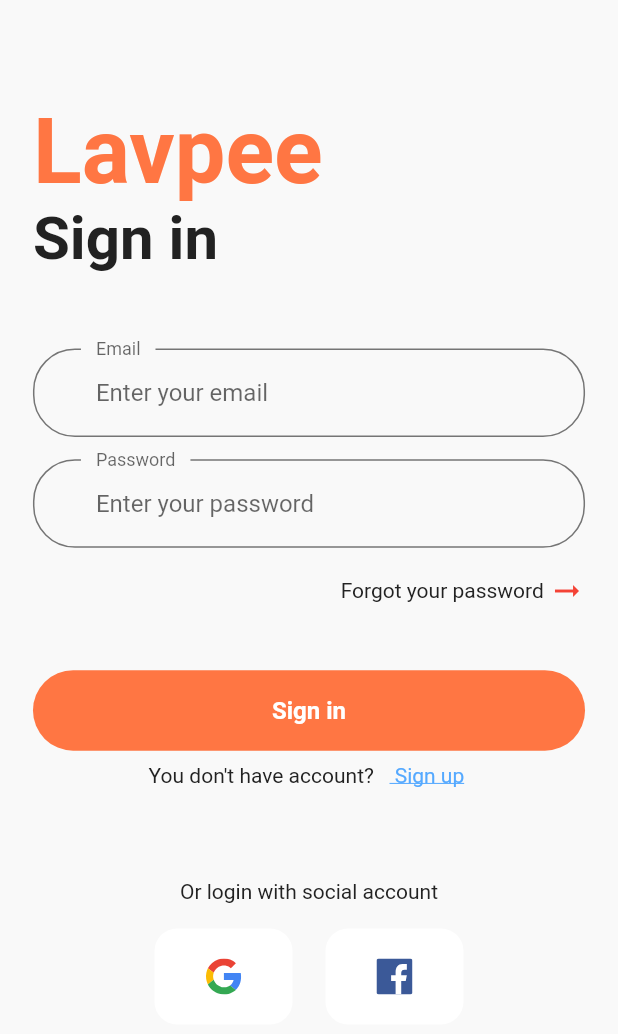
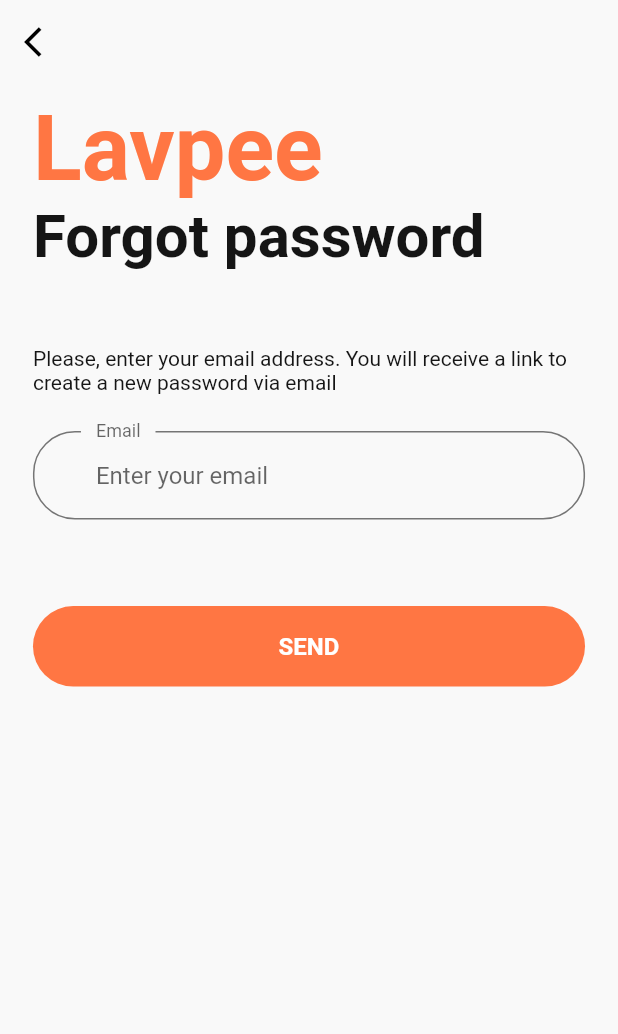
Before and after one commit to troqphuc147/e_commerce_ui, a Flutter app: the screen it shows after launch, after a tap on "Forgot your password", on a phone screen of 412 x 824 dp. Shown: the top 1034 px of the screen. Run offline on Flutter 3.47's test engine with Material 2 defaults, Android fonts, the phone set to English and light mode, and no system bars; our stand-ins replace flutter_svg; Roboto replaces fonts that are missing (Metropolis).

Commit message:
create forgot screen

```diff
--- /dev/null
+++ b/lib/screens/forgot_password/components/body.dart
@@ -0,0 +1,68 @@
+import 'package:e_commerce_ui/components/default_button.dart';
+import 'package:e_commerce_ui/screens/forgot_password/components/forgot_password_form.dart';
+import 'package:e_commerce_ui/size_config.dart';
+import 'package:flutter/cupertino.dart';
+import 'package:flutter/material.dart';
+
+import '../../../constants.dart';
+
+class Body extends StatefulWidget {
+  const Body({Key? key}) : super(key: key);
+
+  @override
+  _BodyState createState() => _BodyState();
+}
+
+class _BodyState extends State<Body> {
+  @override
+  Widget build(BuildContext context) {
+    return SafeArea(
+        child: SizedBox(
+      width: double.infinity,
+      child: Padding(
+        padding:
+            EdgeInsets.symmetric(horizontal: getProportionateScreenWidth(20)),
+        child: SingleChildScrollView(
+          physics: const NeverScrollableScrollPhysics(),
+          child: Column(
+            mainAxisAlignment: MainAxisAlignment.start,
+            crossAxisAlignment: CrossAxisAlignment.start,
+            children: [
+              SizedBox(
+                height: SizeConfig.screenHeight * 0.01,
+              ),
+              const Text(
+                "Lavpee",
+                style: TextStyle(
+                    fontSize: 60,
+                    fontWeight: FontWeight.bold,
+                    color: kPrimaryColor),
+                textAlign: TextAlign.left,
+              ),
+              const Text(
+                "Forgot password",
+                style: TextStyle(
+                  fontSize: 40,
+                  fontWeight: FontWeight.bold,
+                ),
+                textAlign: TextAlign.left,
+              ),
+              SizedBox(height: SizeConfig.screenHeight * 0.06),
+              Row(
+                children: const [
+                  Flexible(
+                      child: Text(
+                          'Please, enter your email address. You will receive a link to create a new password via email')),
+                ],
+              ),
+              SizedBox(height: SizeConfig.screenHeight*0.03,),
+              const ForgotPasswordForm(),
+              SizedBox(height: SizeConfig.screenHeight*0.07,),
+              DefautlButton(text: "SEND"),
+            ],
+          ),
+        ),
+      ),
+    ));
+  }
+}
--- /dev/null
+++ b/lib/screens/forgot_password/components/forgot_password_form.dart
@@ -0,0 +1,32 @@
+import 'package:flutter/material.dart';
+class ForgotPasswordForm extends StatefulWidget {
+  const ForgotPasswordForm({Key? key}) : super(key: key);
+
+  @override
+  _ForgotPasswordFormState createState() => _ForgotPasswordFormState();
+}
+
+class _ForgotPasswordFormState extends State<ForgotPasswordForm> {
+  final key = GlobalKey<FormState>();
+  String email = "";
+  @override
+  Widget build(BuildContext context) {
+    return emailFormField();
+  }
+  TextFormField emailFormField(){
+    return TextFormField(
+      initialValue: email,
+      obscureText: false,
+      onChanged: (value) {
+        setState(() {
+          email = value;
+        });
+      },
+      decoration: const InputDecoration(
+        label: Text("Email"),
+        hintText: "Enter your email",
+        floatingLabelBehavior: FloatingLabelBehavior.always,
+      ),
+    );
+  }
+}
--- /dev/null
+++ b/lib/screens/forgot_password/forgot_password_screen.dart
@@ -0,0 +1,29 @@
+import 'package:e_commerce_ui/screens/forgot_password/components/body.dart';
+import 'package:flutter/material.dart';
+
+class ForgotPasswordScreen extends StatefulWidget {
+  const ForgotPasswordScreen({Key? key}) : super(key: key);
+
+  @override
+  _ForgotPasswordScreenState createState() => _ForgotPasswordScreenState();
+}
+
+class _ForgotPasswordScreenState extends State<ForgotPasswordScreen> {
+  @override
+  Widget build(BuildContext context) {
+    return Scaffold(
+      appBar: AppBar(
+        leading: IconButton(
+          onPressed: () {
+            Navigator.pop(context);
+          },
+          icon: const Icon(
+            Icons.arrow_back_ios,
+            color: Colors.black,
+          ),
+        ),
+      ),
+      body: Body(),
+    );
+  }
+}
--- a/lib/screens/signin/components/body.dart
+++ b/lib/screens/signin/components/body.dart
@@ -1,5 +1,6 @@
 import 'package:e_commerce_ui/components/list_social_button.dart';
 import 'package:e_commerce_ui/constants.dart';
+import 'package:e_commerce_ui/screens/forgot_password/forgot_password_screen.dart';
 import 'package:e_commerce_ui/screens/signin/components/login_form.dart';
 import 'package:e_commerce_ui/screens/signup/signup_screen.dart';
 import 'package:e_commerce_ui/size_config.dart';
@@ -52,7 +53,13 @@ class Body extends StatelessWidget {
                 mainAxisAlignment: MainAxisAlignment.end,
                 children: [
                   GestureDetector(
-                      onTap: () {},
+                      onTap: () {
+                        Navigator.push(
+                            context,
+                            MaterialPageRoute(
+                                builder: (context) =>
+                                    const ForgotPasswordScreen()));
+                      },
                       child: Row(
                         mainAxisSize: MainAxisSize.min,
                         children: const [
--- a/lib/theme.dart
+++ b/lib/theme.dart
@@ -33,11 +33,11 @@ TextTheme lightTextTheme(){
   return const TextTheme(
     bodyText1:  TextStyle(
       fontFamily: "Metropolis",
-      color: Color(0xff222222),
+      color: Color(0xff151515),
     ),
     bodyText2:  TextStyle(
       fontFamily: "Metropolis",
-      color: Color(0xff222222),
+      color: Color(0xff151515),
     ),
   );
 }
```
